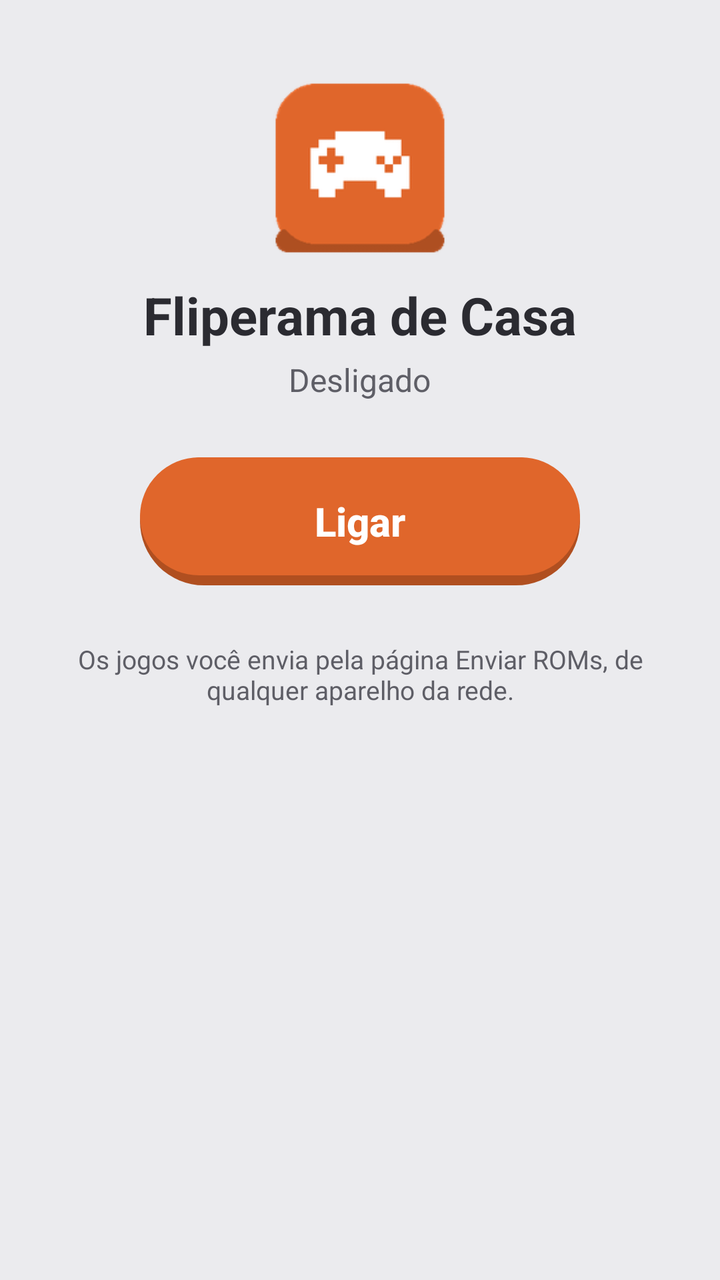
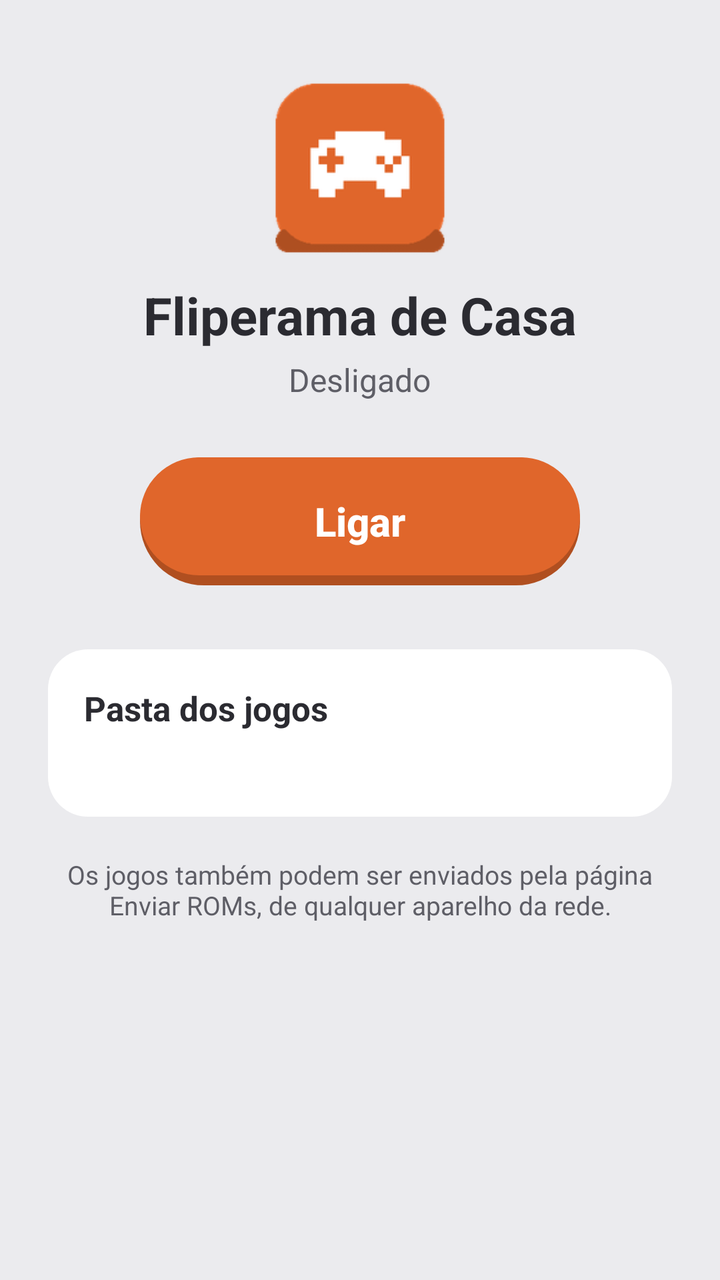

The first picture is an Android layout as it rendered before a commit; the second is the same layout after the commit. The layout source and the unified diff follow.
<!-- AndroidManifest.xml: application theme Tema -->
<!-- res/layout/activity_main.xml -->
<?xml version="1.0" encoding="utf-8"?>
<ScrollView xmlns:android="http://schemas.android.com/apk/res/android"
    android:layout_width="match_parent"
    android:layout_height="match_parent"
    android:fillViewport="true">

    <LinearLayout
        android:layout_width="match_parent"
        android:layout_height="wrap_content"
        android:gravity="center_horizontal"
        android:orientation="vertical"
        android:paddingStart="24dp"
        android:paddingTop="40dp"
        android:paddingEnd="24dp"
        android:paddingBottom="32dp">

        <ImageView
            android:layout_width="88dp"
            android:layout_height="88dp"
            android:contentDescription="@null"
            android:src="@mipmap/ic_launcher" />

        <TextView
            android:layout_width="wrap_content"
            android:layout_height="wrap_content"
            android:layout_marginTop="12dp"
            android:text="@string/app_name"
            android:textColor="@color/grafite"
            android:textSize="26sp"
            android:textStyle="bold" />

        <TextView
            android:id="@+id/status"
            android:layout_width="wrap_content"
            android:layout_height="wrap_content"
            android:layout_marginTop="4dp"
            android:text="@string/desligado"
            android:textColor="@color/cinza"
            android:textSize="16sp" />

        <Button
            android:id="@+id/botao"
            android:layout_width="220dp"
            android:layout_height="64dp"
            android:layout_marginTop="28dp"
            android:background="@drawable/botao_principal"
            android:stateListAnimator="@null"
            android:text="@string/ligar"
            android:textAllCaps="false"
            android:textColor="@color/branco"
            android:textSize="20sp"
            android:textStyle="bold" />

        <TextView
            android:id="@+id/endereco"
            android:layout_width="wrap_content"
            android:layout_height="wrap_content"
            android:layout_marginTop="28dp"
            android:textColor="@color/grafite"
            android:textIsSelectable="true"
            android:textSize="22sp"
            android:textStyle="bold"
            android:visibility="gone" />

        <TextView
            android:id="@+id/dica"
            android:layout_width="wrap_content"
            android:layout_height="wrap_content"
            android:layout_marginTop="8dp"
            android:gravity="center"
            android:textColor="@color/cinza"
            android:textSize="14sp"
            android:visibility="gone" />

        <ImageView
            android:id="@+id/qr"
            android:layout_width="230dp"
            android:layout_height="230dp"
            android:layout_marginTop="18dp"
            android:background="@drawable/cartao"
            android:contentDescription="QR code do endereço"
            android:padding="12dp"
            android:visibility="gone" />

        <Button
            android:id="@+id/abrir_aqui"
            android:layout_width="wrap_content"
            android:layout_height="52dp"
            android:layout_marginTop="22dp"
            android:background="@drawable/botao_claro"
            android:paddingStart="24dp"
            android:paddingEnd="24dp"
            android:stateListAnimator="@null"
            android:text="@string/abrir_aqui"
            android:textAllCaps="false"
            android:textColor="@color/grafite"
            android:textSize="16sp"
            android:textStyle="bold"
            android:visibility="gone" />

        <TextView
            android:layout_width="wrap_content"
            android:layout_height="wrap_content"
            android:layout_marginTop="28dp"
            android:gravity="center"
            android:text="@string/rodape"
            android:textColor="@color/cinza"
            android:textSize="13sp" />
    </LinearLayout>
</ScrollView>
<!-- resources referenced by this layout -->
<resources>
  <color name="branco">#FFFFFF</color>
  <color name="cinza">#5E5E66</color>
  <color name="grafite">#2B2B31</color>
  <!-- drawable botao_claro (drawable) -->
  <?xml version="1.0" encoding="utf-8"?>
  <selector xmlns:android="http://schemas.android.com/apk/res/android">
      <item android:state_pressed="true">
          <shape><corners android:radius="24dp" /><solid android:color="@color/sombra" /></shape>
      </item>
      <item>
          <layer-list>
              <item><shape><corners android:radius="24dp" /><solid android:color="@color/sombra" /></shape></item>
              <item android:bottom="3dp"><shape><corners android:radius="24dp" /><solid android:color="@color/branco" /></shape></item>
          </layer-list>
      </item>
  </selector>
  <!-- drawable botao_principal (drawable) -->
  <?xml version="1.0" encoding="utf-8"?>
  <selector xmlns:android="http://schemas.android.com/apk/res/android">
      <item android:state_enabled="false">
          <shape><corners android:radius="32dp" /><solid android:color="@color/sombra" /></shape>
      </item>
      <item android:state_pressed="true">
          <shape><corners android:radius="32dp" /><solid android:color="@color/laranja_escuro" /></shape>
      </item>
      <item>
          <layer-list>
              <item><shape><corners android:radius="32dp" /><solid android:color="@color/laranja_escuro" /></shape></item>
              <item android:bottom="5dp"><shape><corners android:radius="32dp" /><solid android:color="@color/laranja" /></shape></item>
          </layer-list>
      </item>
  </selector>
  <!-- drawable cartao (drawable) -->
  <?xml version="1.0" encoding="utf-8"?>
  <shape xmlns:android="http://schemas.android.com/apk/res/android">
      <corners android:radius="20dp" />
      <solid android:color="@color/branco" />
  </shape>
  <!-- mipmap ic_launcher: png bitmap (mipmap-hdpi, 2915 bytes) -->
  <string name="abrir_aqui">Jogar neste celular</string>
  <string name="app_name">Fliperama de Casa</string>
  <string name="desligado">Desligado</string>
  <string name="ligar">Ligar</string>
  <string name="rodape">Os jogos você envia pela página Enviar ROMs, de qualquer aparelho da rede.</string>
  <style name="Tema" parent="android:Theme.Material.Light.NoActionBar">
          <item name="android:windowBackground">@color/plastico</item>
          <item name="android:statusBarColor">@color/plastico</item>
          <item name="android:windowLightStatusBar">true</item>
          <item name="android:colorAccent">@color/laranja</item>
      </style>
  <color name="sombra">#D3D3DA</color>
  <color name="laranja_escuro">#B04F20</color>
  <color name="laranja">#E0662B</color>
  <color name="plastico">#EBEBEE</color>
</resources>

<!-- the commit's change to res/layout/activity_main.xml (unified diff, before → after) -->
@@ -98,10 +98,51 @@
             android:textStyle="bold"
             android:visibility="gone" />
 
+        <LinearLayout
+            android:layout_width="match_parent"
+            android:layout_height="wrap_content"
+            android:layout_marginTop="32dp"
+            android:background="@drawable/cartao"
+            android:orientation="vertical"
+            android:padding="18dp">
+
+            <TextView
+                android:layout_width="wrap_content"
+                android:layout_height="wrap_content"
+                android:text="@string/pasta_titulo"
+                android:textColor="@color/grafite"
+                android:textSize="17sp"
+                android:textStyle="bold" />
+
+            <TextView
+                android:id="@+id/pasta_info"
+                android:layout_width="match_parent"
+                android:layout_height="wrap_content"
+                android:layout_marginTop="6dp"
+                android:textColor="@color/cinza"
+                android:textSize="14sp" />
+
+            <Button
+                android:id="@+id/pasta_botao"
+                android:layout_width="wrap_content"
+                android:layout_height="48dp"
+                android:layout_marginTop="14dp"
+                android:background="@drawable/botao_claro_cinza"
+                android:paddingStart="20dp"
+                android:paddingEnd="20dp"
+                android:stateListAnimator="@null"
+                android:text="@string/pasta_botao"
+                android:textAllCaps="false"
+                android:textColor="@color/grafite"
+                android:textSize="15sp"
+                android:textStyle="bold"
+                android:visibility="gone" />
+        </LinearLayout>
+
         <TextView
             android:layout_width="wrap_content"
             android:layout_height="wrap_content"
-            android:layout_marginTop="28dp"
+            android:layout_marginTop="20dp"
             android:gravity="center"
             android:text="@string/rodape"
             android:textColor="@color/cinza"
<!-- resource entries referenced after the edit -->
@@ -13,6 +13,19 @@
           <layer-list>
               <item><shape><corners android:radius="24dp" /><solid android:color="@color/sombra" /></shape></item>
               <item android:bottom="3dp"><shape><corners android:radius="24dp" /><solid android:color="@color/branco" /></shape></item>
+          </layer-list>
+      </item>
+  </selector>
+  <!-- drawable botao_claro_cinza (drawable) -->
+  <?xml version="1.0" encoding="utf-8"?>
+  <selector xmlns:android="http://schemas.android.com/apk/res/android">
+      <item android:state_pressed="true">
+          <shape><corners android:radius="24dp" /><solid android:color="@color/sombra" /></shape>
+      </item>
+      <item>
+          <layer-list>
+              <item><shape><corners android:radius="24dp" /><solid android:color="@color/sombra" /></shape></item>
+              <item android:bottom="3dp"><shape><corners android:radius="24dp" /><solid android:color="@color/plastico" /></shape></item>
           </layer-list>
       </item>
   </selector>
@@ -43,7 +56,9 @@
   <string name="app_name">Fliperama de Casa</string>
   <string name="desligado">Desligado</string>
   <string name="ligar">Ligar</string>
-  <string name="rodape">Os jogos você envia pela página Enviar ROMs, de qualquer aparelho da rede.</string>
+  <string name="pasta_botao">Usar uma pasta do celular</string>
+  <string name="pasta_titulo">Pasta dos jogos</string>
+  <string name="rodape">Os jogos também podem ser enviados pela página Enviar ROMs, de qualquer aparelho da rede.</string>
   <style name="Tema" parent="android:Theme.Material.Light.NoActionBar">
           <item name="android:windowBackground">@color/plastico</item>
           <item name="android:statusBarColor">@color/plastico</item>
